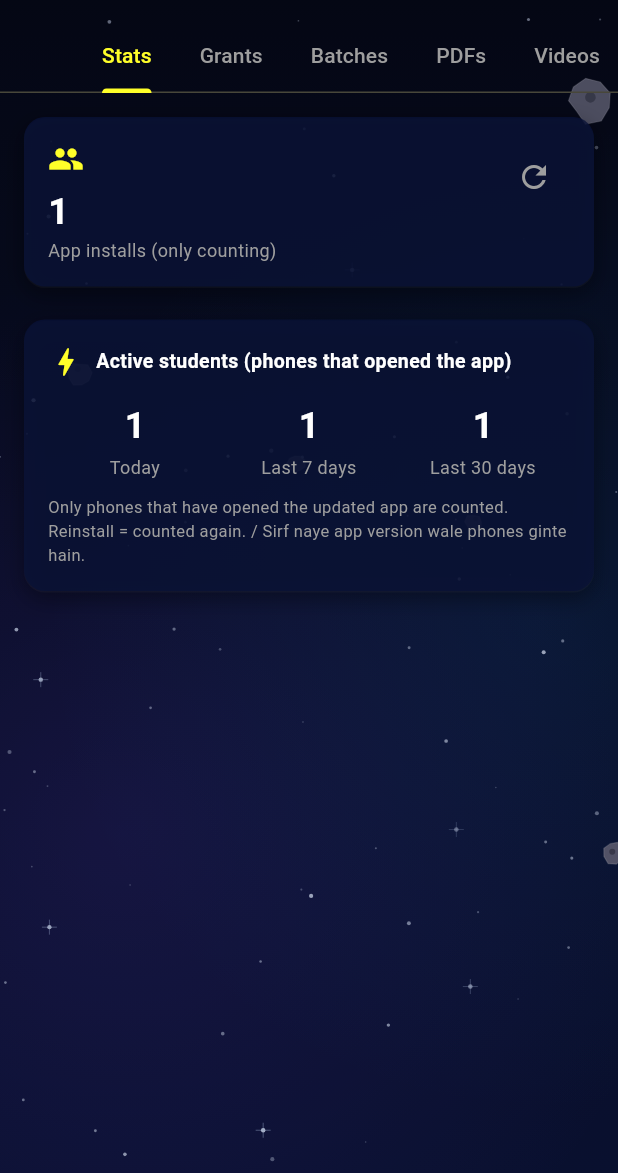
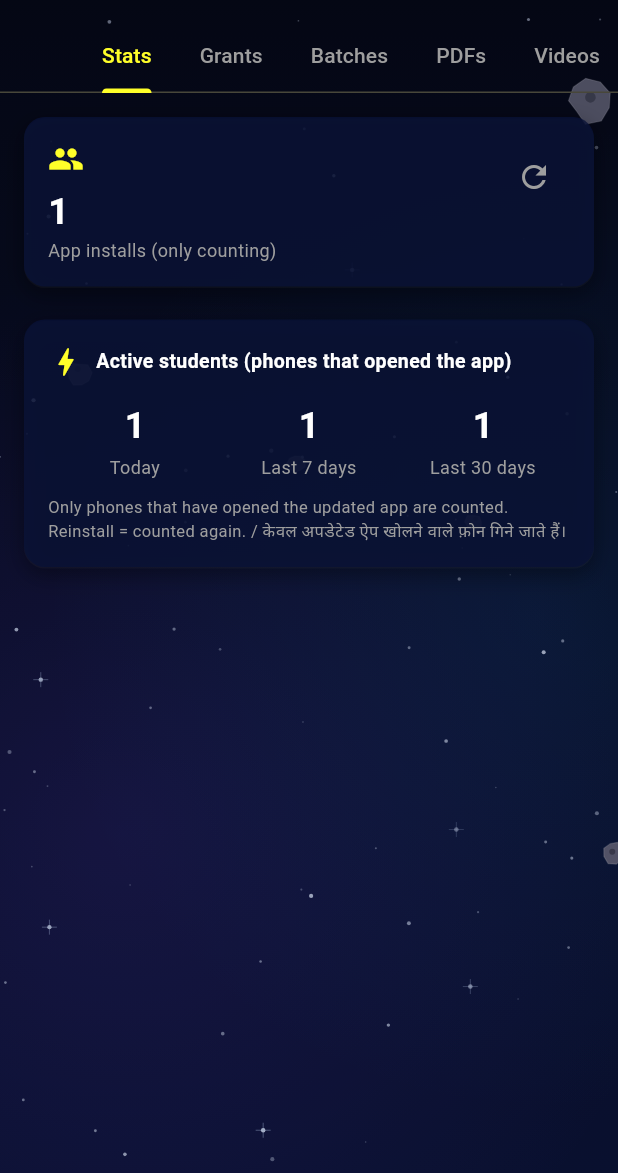
Before and after one commit to yashpcmishra-cyber/yash-study-hub, a Flutter app: the AdminPanelScreen screen opened directly, on a phone screen of 412 x 824 dp, the part 63-1236 px from its top. Run offline on Flutter 3.47's test engine with Material 3 defaults, Android fonts, the phone set to English and light mode, and no system bars; our stand-ins replace cached_network_image, chewie, cloud_firestore, file_picker, firebase_auth, firebase_core and 10 more; accounts and stored records are empty.

Commit message:
Add files via upload

```diff
--- a/flutter-app/lib/screens/admin/admin_login_screen.dart
+++ b/flutter-app/lib/screens/admin/admin_login_screen.dart
@@ -70,7 +70,7 @@ class _AdminLoginScreenState extends State<AdminLoginScreen> {
     } else {
       setState(() {
         _needsVerification = false;
-        _error = 'This account is not the admin account. Log in with the admin email below. / Ye admin account nahi hai — neeche admin email se login karo.';
+        _error = 'This account is not the admin account. Log in with the admin email below. / यह एडमिन अकाउंट नहीं है — नीचे दिए एडमिन ईमेल से लॉगिन करें।';
       });
     }
   }
--- a/flutter-app/lib/screens/admin/admin_panel_screen.dart
+++ b/flutter-app/lib/screens/admin/admin_panel_screen.dart
@@ -574,7 +574,7 @@ class _AdminPanelScreenState extends State<AdminPanelScreen> with SingleTickerPr
                     ),
                   const SizedBox(height: 10),
                   const Text(
-                    'Only phones that have opened the updated app are counted. Reinstall = counted again. / Sirf naye app version wale phones ginte hain.',
+                    'Only phones that have opened the updated app are counted. Reinstall = counted again. / केवल अपडेटेड ऐप खोलने वाले फ़ोन गिने जाते हैं।',
                     style: TextStyle(color: Colors.grey, fontSize: 11),
                   ),
                 ]);
@@ -1358,7 +1358,7 @@ class _AdminPanelScreenState extends State<AdminPanelScreen> with SingleTickerPr
       await _fs.sendNotification(title, body).timeout(const Duration(seconds: 12));
       _notifyTitleCtrl.clear();
       _notifyBodyCtrl.clear();
-      _snack('Saved \u2014 students\u2019 phones get the push notification within about 5-10 minutes.');
+      _snack('Saved \u2014 students\u2019 phones will get the push notification shortly. / सेव हो गया \u2014 छात्रों के फ़ोन पर पुश नोटिफ़िकेशन जल्द पहुँच जाएगा।');
     } catch (e) {
       _snack('Could not send: $e');
     }
@@ -1376,7 +1376,7 @@ class _AdminPanelScreenState extends State<AdminPanelScreen> with SingleTickerPr
         ElevatedButton(onPressed: _sendNotification, child: const Text('Send to all students')),
         const SizedBox(height: 10),
         const Text(
-          'It appears in the app\u2019s Notifications list straight away. The push to phones is sent by the free GitHub automation, which checks every few minutes.',
+          'It appears in the app\u2019s Notifications list straight away. The push to phones is sent automatically by the free GitHub automation. / फ़ोन पर पुश नोटिफ़िकेशन फ्री GitHub ऑटोमेशन अपने आप भेजता है।',
           style: TextStyle(color: Colors.grey, fontSize: 11),
         ),
       ],
```
